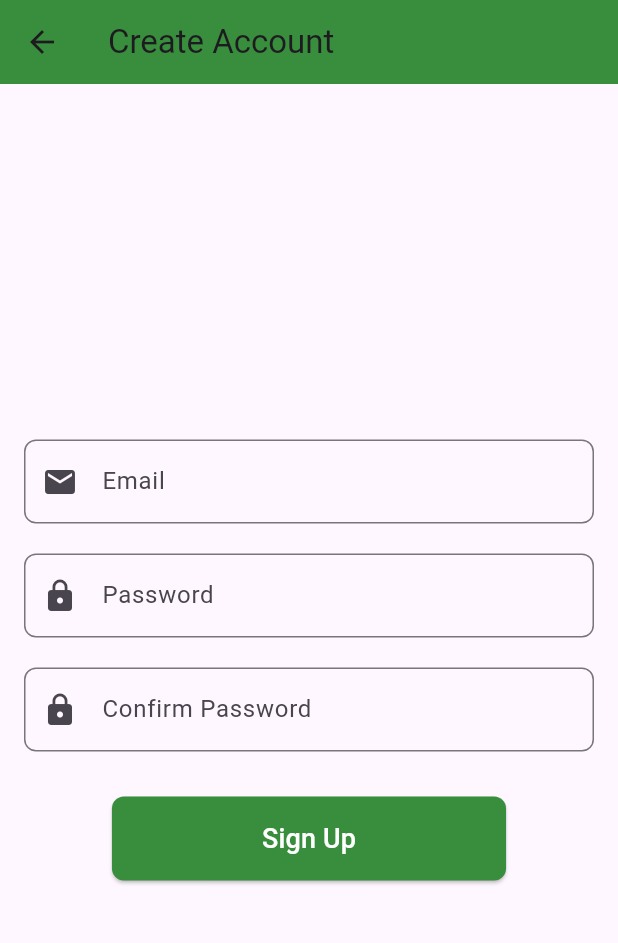
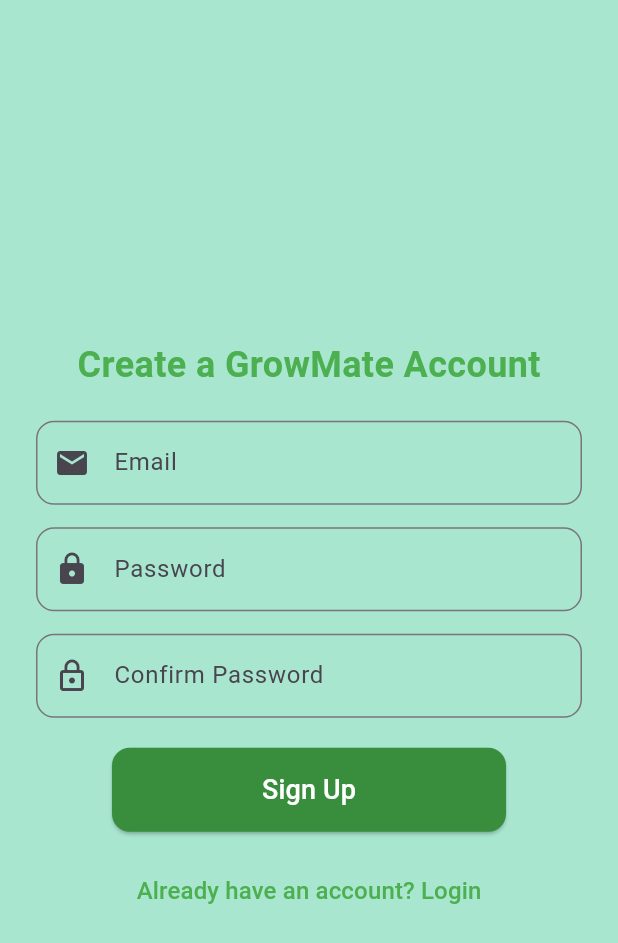
Before and after one commit to Senadheera-eng/Growmate, a Flutter app: the screen it shows after launch, scrolled down 77 dp, after a tap on "Sign Up", on a phone screen of 412 x 824 dp. Shown: the top 943 px of the screen. Run offline on Flutter 3.47's test engine with Material 3 defaults, Android fonts, the light colour scheme and no system bars; our stand-ins replace cloud_firestore, firebase_auth, firebase_core, firebase_storage, geocoding, geolocator and 3 more; accounts and stored records are empty.

Commit message:
update colors in login page and signup page

```diff
--- a/lib/login_page.dart
+++ b/lib/login_page.dart
@@ -118,9 +118,9 @@
             begin: Alignment.topCenter,
             end: Alignment.bottomCenter,
             colors: [
-              const Color(0xFF1B5E20), // Dark green
-              const Color(0xFF2E7D32), // Medium green
-              const Color(0xFF43A047), // Light green
+              const Color(0xff049869), // Dark green
+              const Color.fromARGB(255, 42, 151, 86), // Medium green
+              const Color(0xff049869), // Light green
             ],
           ),
         ),
--- a/lib/signup_page.dart
+++ b/lib/signup_page.dart
@@ -1,4 +1,3 @@
-import 'package:cloud_firestore/cloud_firestore.dart';
 import 'package:firebase_auth/firebase_auth.dart';
 import 'package:flutter/material.dart';
 
@@ -10,49 +9,16 @@
 }
 
 class _SignupPageState extends State<SignupPage> {
-  final _auth = FirebaseAuth.instance;
-  final _firestore = FirebaseFirestore.instance;
   final TextEditingController emailController = TextEditingController();
   final TextEditingController passwordController = TextEditingController();
-  final TextEditingController confirmPasswordController = TextEditingController();
+  final TextEditingController confirmPasswordController =
+      TextEditingController();
   bool isLoading = false;
-
-  void showSuccessMessage(BuildContext context) {
-    // Show the success message using Snackbar
-    ScaffoldMessenger.of(context).showSnackBar(
-      const SnackBar(
-        content: Text('Account creation successful!'),
-        backgroundColor: Colors.green,
-        duration: Duration(seconds: 3),
-      ),
-    );
-
-    // After a short delay, show the dialog and navigate away
-    Future.delayed(const Duration(milliseconds: 500), () {
-      showDialog(
-        context: context,
-        barrierDismissible: false,
-        builder: (BuildContext context) => AlertDialog(
-          title: const Text('Success'),
-          content: const Text('Account created successfully!'),
-          actions: [
-            TextButton(
-              onPressed: () {
-                Navigator.pop(context); // Close dialog
-                Navigator.pop(context); // Go back to login page
-              },
-              child: const Text('OK'),
-            ),
-          ],
-        ),
-      );
-    });
-  }
 
   Future<void> signup(BuildContext context) async {
     if (passwordController.text != confirmPasswordController.text) {
       ScaffoldMessenger.of(context).showSnackBar(
-        const SnackBar(content: Text('Passwords do not match')),
+        const SnackBar(content: Text('Passwords do not match.')),
       );
       return;
     }
@@ -62,32 +28,20 @@
     });
 
     try {
-      // Create user with Firebase Auth
-      final userCredential = await _auth.createUserWithEmailAndPassword(
+      await FirebaseAuth.instance.createUserWithEmailAndPassword(
         email: emailController.text.trim(),
         password: passwordController.text,
       );
 
-      // Store additional user data in Firestore
-      await _firestore.collection('users').doc(userCredential.user!.uid).set({
-        'email': emailController.text.trim(),
-        'createdAt': FieldValue.serverTimestamp(),
-      });
-
-      // After account creation, show success message and navigate
       if (mounted) {
-        showSuccessMessage(context);
+        Navigator.pushReplacementNamed(context, '/home');
       }
-
     } on FirebaseAuthException catch (e) {
-      String errorMessage = 'An error occurred';
-
-      if (e.code == 'weak-password') {
-        errorMessage = 'The password provided is too weak.';
-      } else if (e.code == 'email-already-in-use') {
-        errorMessage = 'An account already exists for that email.';
-      } else if (e.code == 'invalid-email') {
-        errorMessage = 'Invalid email format.';
+      String errorMessage = 'Signup failed';
+      if (e.code == 'email-already-in-use') {
+        errorMessage = 'Email is already in use.';
+      } else if (e.code == 'weak-password') {
+        errorMessage = 'Password is too weak.';
       }
 
       if (mounted) {
@@ -107,27 +61,35 @@
   @override
   Widget build(BuildContext context) {
     return Scaffold(
-      appBar: AppBar(
-        title: const Text('Create Account'),
-        backgroundColor: Colors.green.shade700,
-      ),
-      body: Padding(
-        padding: const EdgeInsets.all(16.0),
+      backgroundColor: Color(0xFFA8E6CF), // Exact color from login page
+      body: Center(
+        child: SingleChildScrollView(
+          padding: const EdgeInsets.symmetric(horizontal: 24),
           child: Column(
             mainAxisAlignment: MainAxisAlignment.center,
             children: [
+              const SizedBox(height: 20),
+              const Text(
+                'Create a GrowMate Account',
+                style: TextStyle(
+                  fontSize: 24,
+                  fontWeight: FontWeight.bold,
+                  color: Colors.green,
+                ),
+              ),
+              const SizedBox(height: 20),
               TextField(
                 controller: emailController,
                 decoration: InputDecoration(
                   labelText: 'Email',
                   prefixIcon: const Icon(Icons.email),
                   border: OutlineInputBorder(
-                  borderRadius: BorderRadius.circular(8),
+                    borderRadius: BorderRadius.circular(12),
                   ),
                 ),
                 keyboardType: TextInputType.emailAddress,
               ),
-            const SizedBox(height: 20),
+              const SizedBox(height: 15),
               TextField(
                 controller: passwordController,
                 obscureText: true,
@@ -135,30 +97,32 @@
                   labelText: 'Password',
                   prefixIcon: const Icon(Icons.lock),
                   border: OutlineInputBorder(
-                  borderRadius: BorderRadius.circular(8),
+                    borderRadius: BorderRadius.circular(12),
                   ),
                 ),
               ),
-            const SizedBox(height: 20),
+              const SizedBox(height: 15),
               TextField(
                 controller: confirmPasswordController,
                 obscureText: true,
                 decoration: InputDecoration(
                   labelText: 'Confirm Password',
-                prefixIcon: const Icon(Icons.lock),
+                  prefixIcon: const Icon(Icons.lock_outline),
                   border: OutlineInputBorder(
-                  borderRadius: BorderRadius.circular(8),
+                    borderRadius: BorderRadius.circular(12),
                   ),
                 ),
               ),
-            const SizedBox(height: 30),
+              const SizedBox(height: 20),
               ElevatedButton(
                 onPressed: isLoading ? null : () => signup(context),
                 style: ElevatedButton.styleFrom(
-                backgroundColor: Colors.green.shade700,
-                padding: const EdgeInsets.symmetric(vertical: 15, horizontal: 100),
+                  backgroundColor:
+                      Colors.green.shade700, // Matching login page button
+                  padding:
+                      const EdgeInsets.symmetric(vertical: 15, horizontal: 100),
                   shape: RoundedRectangleBorder(
-                  borderRadius: BorderRadius.circular(8),
+                    borderRadius: BorderRadius.circular(12),
                   ),
                 ),
                 child: isLoading
@@ -171,7 +135,18 @@
                         ),
                       ),
               ),
+              const SizedBox(height: 15),
+              TextButton(
+                onPressed: () {
+                  Navigator.pushNamed(context, '/login');
+                },
+                child: const Text(
+                  'Already have an account? Login',
+                  style: TextStyle(fontSize: 16, color: Colors.green),
+                ),
+              ),
             ],
+          ),
         ),
       ),
     );
```
Lines whose indentation alone changed are shown as unchanged.
